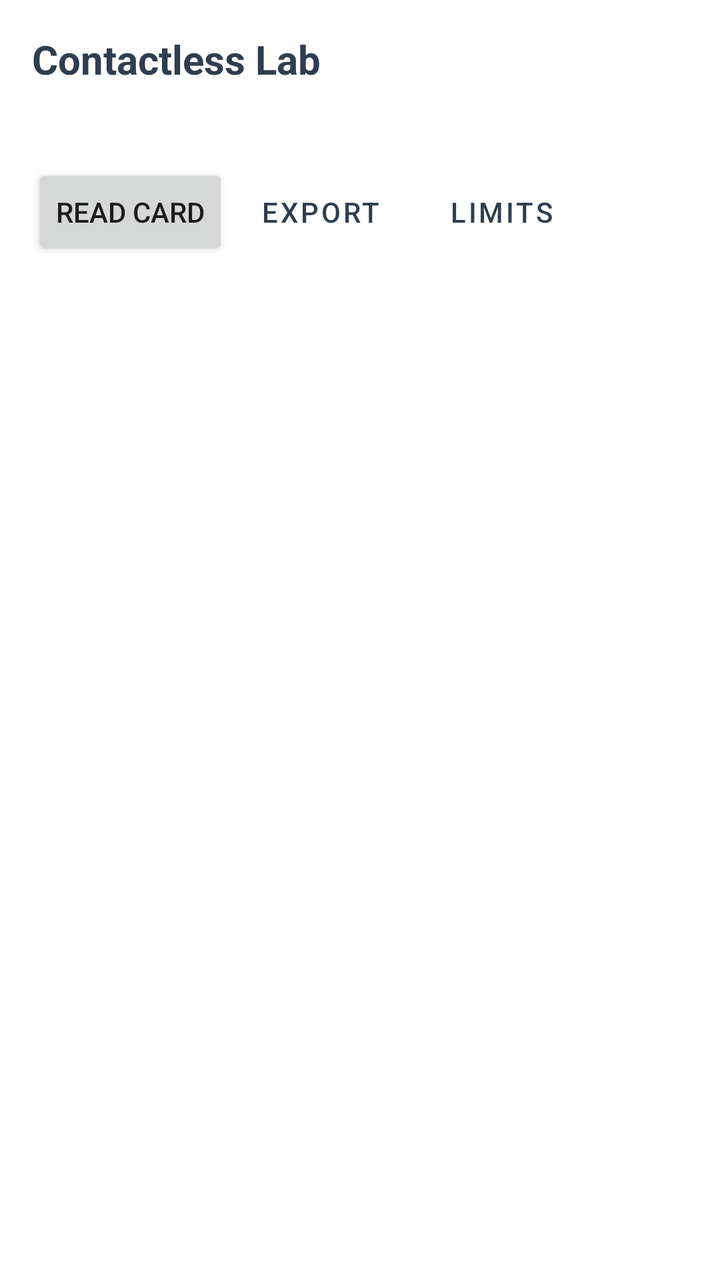
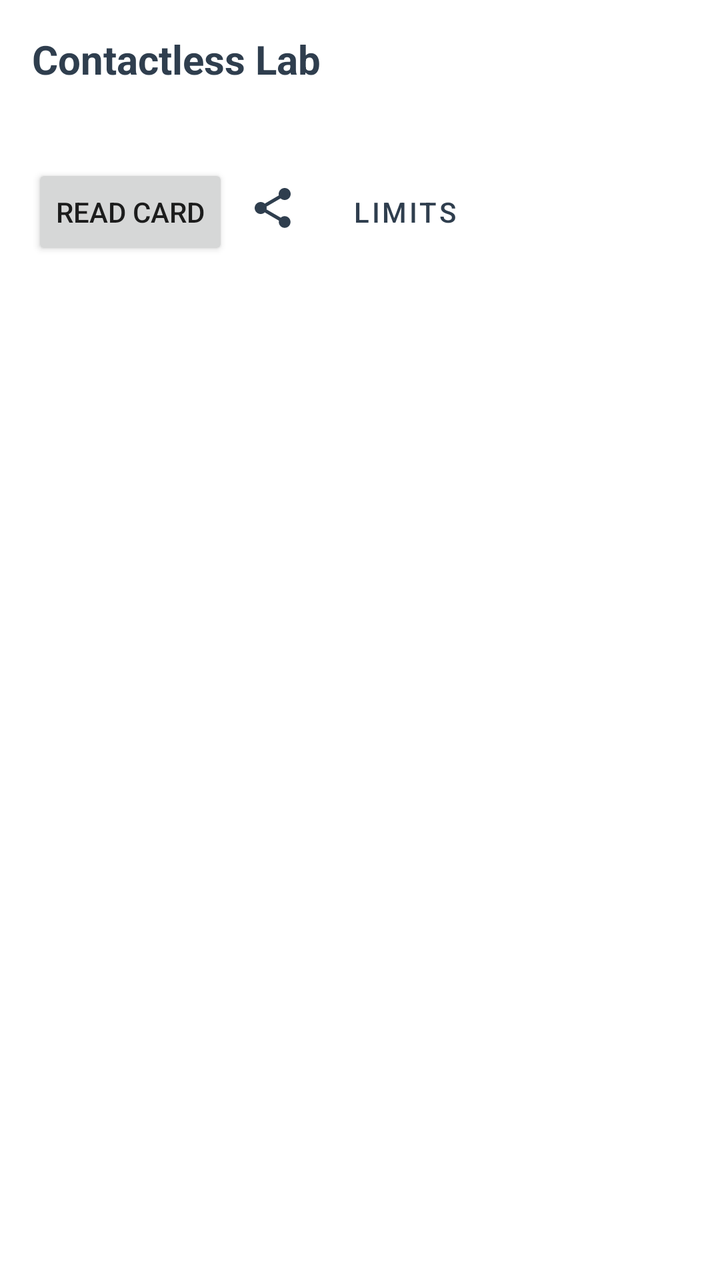

Before-and-after screenshots of an Android layout around one commit, followed by the original layout XML and the change that was made.
<!-- AndroidManifest.xml: application theme Theme.GhostWire -->
<!-- res/layout/fragment_walrus.xml -->
<?xml version="1.0" encoding="utf-8"?>
<LinearLayout xmlns:android="http://schemas.android.com/apk/res/android"
    android:layout_width="match_parent"
    android:layout_height="match_parent"
    android:orientation="vertical"
    android:padding="16dp">

    <TextView
        android:layout_width="match_parent"
        android:layout_height="wrap_content"
        android:text="Contactless Lab"
        style="@style/GhostWire.Header" />

    <TextView
        android:id="@+id/walrus_status"
        android:layout_width="match_parent"
        android:layout_height="wrap_content"
        android:paddingBottom="8dp" />

    <LinearLayout
        android:layout_width="match_parent"
        android:layout_height="wrap_content"
        android:orientation="horizontal">

        <Button
            android:id="@+id/card_read"
            android:layout_width="wrap_content"
            android:layout_height="wrap_content"
            android:text="Read card" />

        <Button
            android:id="@+id/card_export"
            style="?attr/materialButtonOutlinedStyle"
            android:layout_width="wrap_content"
            android:layout_height="wrap_content"
            android:text="Export" />

        <Button
            android:id="@+id/card_limits"
            style="?attr/materialButtonOutlinedStyle"
            android:layout_width="wrap_content"
            android:layout_height="wrap_content"
            android:text="Limits" />
    </LinearLayout>

    <androidx.recyclerview.widget.RecyclerView
        android:id="@+id/card_list"
        android:layout_width="match_parent"
        android:layout_height="0dp"
        android:layout_weight="1"
        android:paddingTop="8dp"
        android:clipToPadding="false" />
</LinearLayout>
<!-- resources referenced by this layout -->
<resources>
  <style name="GhostWire.Header" parent="">
          <item name="android:textSize">20sp</item>
          <item name="android:textStyle">bold</item>
          <item name="android:textColor">?attr/colorPrimary</item>
          <item name="android:paddingBottom">12dp</item>
      </style>
  <style name="Theme.GhostWire" parent="Theme.MaterialComponents.DayNight.NoActionBar">
          <item name="colorPrimary">@color/gw_primary</item>
          <item name="colorPrimaryVariant">@color/gw_primary_dark</item>
          <item name="colorOnPrimary">@color/gw_on_primary</item>
          <item name="colorSecondary">@color/gw_accent</item>
          <item name="colorSecondaryVariant">@color/gw_accent</item>
      </style>
  <color name="gw_primary">#2F3E4E</color>
  <color name="gw_primary_dark">#1F2A35</color>
  <color name="gw_on_primary">#FFFFFF</color>
  <color name="gw_accent">#19B5C4</color>
</resources>

<!-- the commit's change to res/layout/fragment_walrus.xml (unified diff, before → after) -->
@@ -28,12 +28,13 @@
             android:layout_height="wrap_content"
             android:text="Read card" />
 
-        <Button
-            android:id="@+id/card_export"
-            style="?attr/materialButtonOutlinedStyle"
-            android:layout_width="wrap_content"
-            android:layout_height="wrap_content"
-            android:text="Export" />
+        <ImageButton
+            android:id="@+id/card_share"
+            android:layout_width="44dp"
+            android:layout_height="44dp"
+            android:src="@drawable/ic_share"
+            android:background="?attr/selectableItemBackgroundBorderless"
+            android:contentDescription="Share cards file" />
 
         <Button
             android:id="@+id/card_limits"
<!-- resource entries referenced after the edit -->
@@ -1,5 +1,13 @@
 <!-- resources referenced by this layout -->
 <resources>
+  <!-- drawable ic_share (drawable) -->
+  <vector xmlns:android="http://schemas.android.com/apk/res/android"
+      android:width="24dp" android:height="24dp"
+      android:viewportWidth="24" android:viewportHeight="24"
+      android:tint="?attr/colorPrimary">
+      <path android:fillColor="@android:color/white"
+          android:pathData="M18,16.08c-0.76,0 -1.44,0.3 -1.96,0.77L8.91,12.7c0.05,-0.23 0.09,-0.46 0.09,-0.7s-0.04,-0.47 -0.09,-0.7l7.05,-4.11c0.54,0.5 1.25,0.81 2.04,0.81 1.66,0 3,-1.34 3,-3s-1.34,-3 -3,-3 -3,1.34 -3,3c0,0.24 0.04,0.47 0.09,0.7L8.04,9.81C7.5,9.31 6.79,9 6,9c-1.66,0 -3,1.34 -3,3s1.34,3 3,3c0.79,0 1.5,-0.31 2.04,-0.81l7.12,4.16c-0.05,0.21 -0.08,0.43 -0.08,0.65 0,1.61 1.31,2.92 2.92,2.92s2.92,-1.31 2.92,-2.92 -1.31,-2.92 -2.92,-2.92z" />
+  </vector>
   <style name="GhostWire.Header" parent="">
           <item name="android:textSize">20sp</item>
           <item name="android:textStyle">bold</item>
